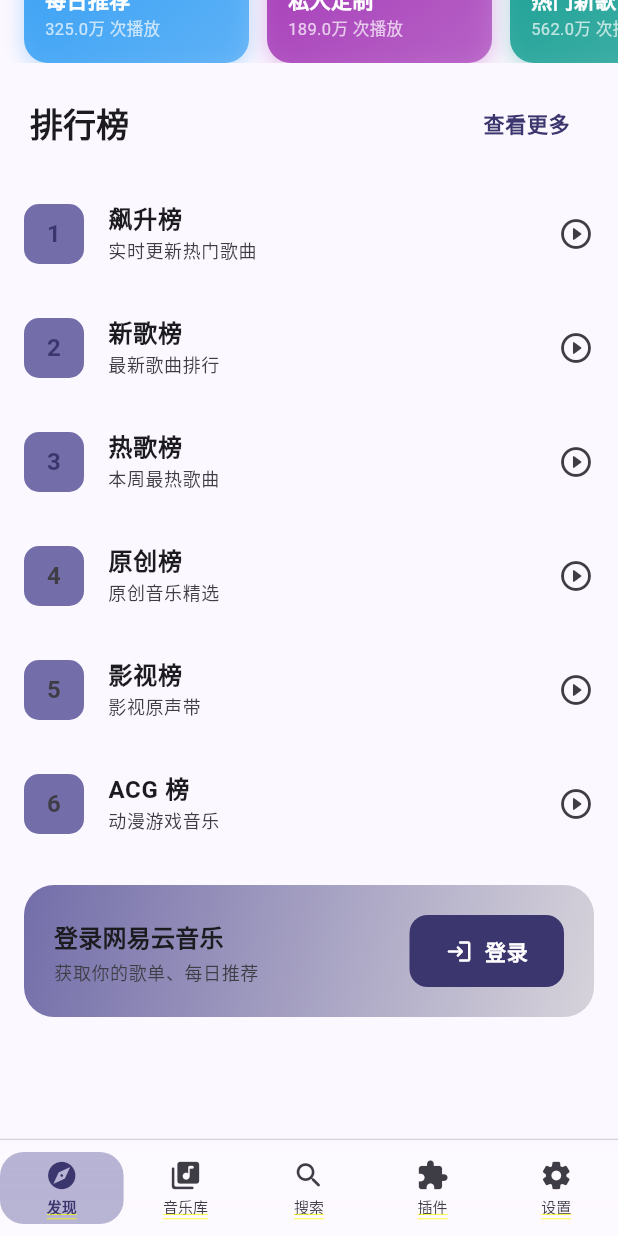
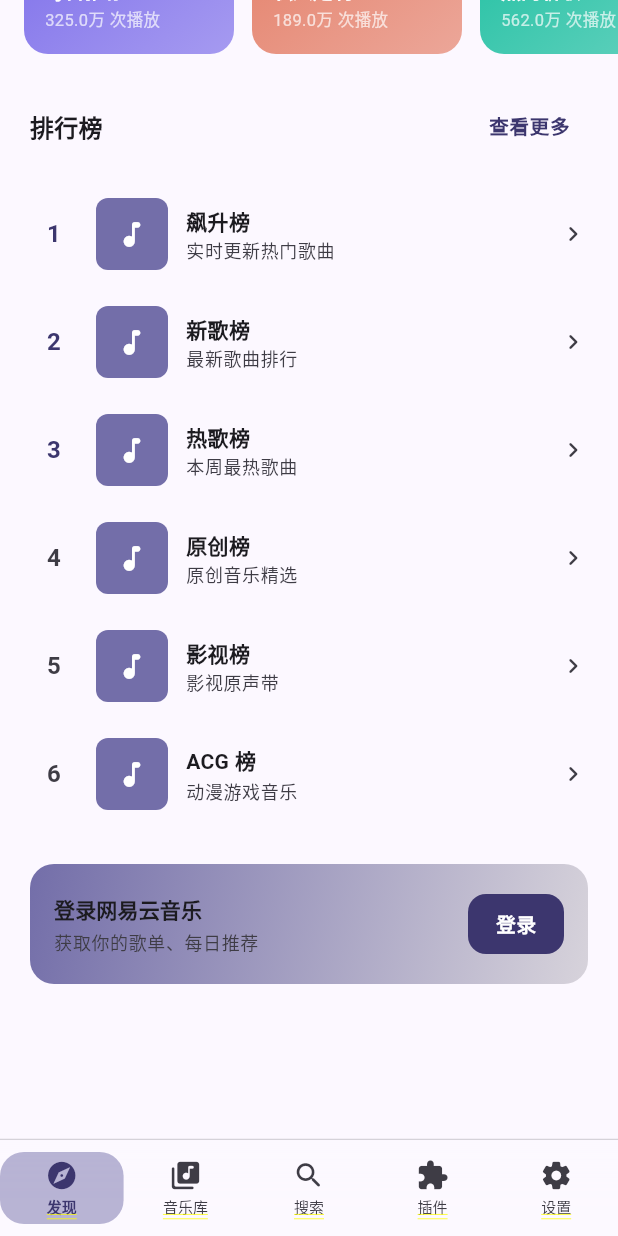
Before and after one commit to Chengxiaoyu1119/MusicFlow, a Flutter app: the screen it shows after launch, scrolled down 438 dp, on a phone screen of 412 x 824 dp. Run offline on Flutter 3.47's test engine with Material 3 defaults, Android fonts, the phone set to English and light mode, and no system bars; our stand-ins replace audio_service, cached_network_image, dio, file_picker, flutter_riverpod, go_router and 10 more; missing offline and left inert: audio_metadata_reader, encrypt, hotkey_manager, shelf_router, tray_manager, window_manager; accounts and stored records are empty.

Commit message:
feat: discover page pixel-perfect redesign, category chips, rank list

```diff
--- a/lib/features/discover/pages/discover_page.dart
+++ b/lib/features/discover/pages/discover_page.dart
@@ -5,7 +5,7 @@
 import '../../../api/auth_service.dart';
 import '../../../data/repository/sample_data.dart';
 
-/// 发现页 — 参考 YesPlayMusic 首页设计
+/// 发现页 — 像素级精修设计
 class DiscoverPage extends ConsumerStatefulWidget {
   const DiscoverPage({super.key});
 
@@ -14,147 +14,157 @@
 }
 
 class _DiscoverPageState extends ConsumerState<DiscoverPage> {
-
   @override
   Widget build(BuildContext context) {
     final auth = ref.watch(authProvider);
     final theme = Theme.of(context);
-    // final isWide = MediaQuery.of(context).size.width > 720;
+    final safeTop = MediaQuery.of(context).padding.top;
 
     return Scaffold(
       body: CustomScrollView(
         slivers: [
           // ===== 顶部栏 =====
-          SliverAppBar(
-            floating: true,
-            title: Row(
+          SliverToBoxAdapter(
+            child: Padding(
+              padding: EdgeInsets.fromLTRB(20, safeTop + 8, 20, 16),
+              child: Row(
                 children: [
-                Icon(Icons.music_note_rounded,
-                  color: theme.colorScheme.primary, size: 28),
-                const SizedBox(width: 8),
+                  // Logo
+                  Container(
+                    width: 36, height: 36,
+                    decoration: BoxDecoration(
+                      gradient: LinearGradient(
+                        colors: [theme.colorScheme.primary, theme.colorScheme.tertiary],
+                        begin: Alignment.topLeft, end: Alignment.bottomRight,
+                      ),
+                      borderRadius: BorderRadius.circular(10),
+                    ),
+                    child: Icon(Icons.music_note_rounded,
+                      color: Colors.white, size: 20),
+                  ),
+                  const SizedBox(width: 12),
                   Text('MusicFlow',
                     style: theme.textTheme.titleLarge?.copyWith(
                       fontWeight: FontWeight.bold)),
-              ],
+                  const Spacer(),
+                  // Search icon
+                  Container(
+                    width: 36, height: 36,
+                    decoration: BoxDecoration(
+                      color: theme.colorScheme.surfaceContainerHighest,
+                      borderRadius: BorderRadius.circular(10),
                     ),
-            actions: [
-              IconButton(
-                icon: const Icon(Icons.search_rounded),
+                    child: IconButton(
+                      padding: EdgeInsets.zero,
+                      icon: Icon(Icons.search_rounded, size: 20),
                       onPressed: () => context.push('/search'),
                     ),
-              IconButton(
-                icon: const Icon(Icons.person_outline_rounded),
-                onPressed: () => context.push('/login'),
                   ),
-            ],
-          ),
-
-          // ===== 欢迎语 =====
-          SliverPadding(
-            padding: const EdgeInsets.fromLTRB(20, 8, 20, 16),
-            sliver: SliverToBoxAdapter(
-              child: Column(
-                crossAxisAlignment: CrossAxisAlignment.start,
-                children: [
-                  Text('今天想听什么？',
-                    style: theme.textTheme.headlineSmall?.copyWith(
-                      fontWeight: FontWeight.bold)),
-                  const SizedBox(height: 4),
-                  Row(
-                    children: [
-                      Text(auth.isLoggedIn && auth.nickname != null
-                          ? '${auth.nickname}，欢迎回来'
-                          : '发现音乐，发现美好',
-                        style: theme.textTheme.bodyMedium?.copyWith(
-                          color: theme.colorScheme.onSurfaceVariant)),
-                      const Spacer(),
-                      if (auth.isLoggedIn)
-                        Container(
-                          padding: const EdgeInsets.symmetric(horizontal: 10, vertical: 4),
+                  const SizedBox(width: 8),
+                  // Avatar / Login
+                  GestureDetector(
+                    onTap: () => context.push('/login'),
+                    child: Container(
+                      width: 36, height: 36,
                       decoration: BoxDecoration(
                         color: theme.colorScheme.primaryContainer,
-                            borderRadius: BorderRadius.circular(12),
+                        borderRadius: BorderRadius.circular(10),
                       ),
-                          child: Row(
-                            mainAxisSize: MainAxisSize.min,
-                            children: [
-                              CircleAvatar(
-                                radius: 10,
-                                backgroundColor: theme.colorScheme.primary,
-                                child: Text(auth.nickname![0],
-                                  style: TextStyle(fontSize: 11,
-                                    color: theme.colorScheme.onPrimary)),
+                      child: auth.isLoggedIn && auth.nickname != null
+                          ? Center(child: Text(auth.nickname![0],
+                              style: TextStyle(fontWeight: FontWeight.bold,
+                                color: theme.colorScheme.onPrimaryContainer)))
+                          : Icon(Icons.person_outline_rounded, size: 20,
+                              color: theme.colorScheme.onPrimaryContainer),
                     ),
-                              const SizedBox(width: 4),
-                              Text(auth.nickname!,
-                                style: theme.textTheme.labelSmall?.copyWith(
-                                  color: theme.colorScheme.onPrimaryContainer)),
-                            ],
-                          ),
-                        ),
-                    ],
                   ),
                 ],
               ),
             ),
           ),
 
-          // ===== 快捷分类入口 =====
-          SliverPadding(
+          // ===== 欢迎语 =====
+          SliverToBoxAdapter(
+            child: Padding(
+              padding: const EdgeInsets.fromLTRB(20, 0, 20, 20),
+              child: Column(
+                crossAxisAlignment: CrossAxisAlignment.start,
+                children: [
+                  Text('今天想听什么？',
+                    style: theme.textTheme.headlineMedium?.copyWith(
+                      fontWeight: FontWeight.bold, height: 1.2)),
+                  const SizedBox(height: 4),
+                  Text(auth.isLoggedIn && auth.nickname != null
+                      ? '${auth.nickname}，欢迎回来'
+                      : '发现音乐，发现美好',
+                    style: theme.textTheme.bodyMedium?.copyWith(
+                      color: theme.colorScheme.onSurfaceVariant)),
+                ],
+              ),
+            ),
+          ),
+
+          // ===== 分类入口 =====
+          SliverToBoxAdapter(
+            child: SizedBox(
+              height: 72,
+              child: ListView.separated(
                 padding: const EdgeInsets.symmetric(horizontal: 16),
-            sliver: SliverToBoxAdapter(
-              child: SizedBox(
-                height: 80,
-                child: ListView.separated(
                 scrollDirection: Axis.horizontal,
                 itemCount: SampleData.genres.length,
-                  separatorBuilder: (_, __) => const SizedBox(width: 8),
+                separatorBuilder: (_, __) => const SizedBox(width: 12),
                 itemBuilder: (context, index) {
                   final g = SampleData.genres[index];
-                    return Column(
-                      children: [
-                        CircleAvatar(
-                          radius: 24,
-                          backgroundColor: theme.colorScheme.surfaceContainerHighest,
-                          child: Text(g['name']!, style: const TextStyle(fontSize: 11)),
+                  final isSelected = index == 0;
+                  return Container(
+                    padding: const EdgeInsets.symmetric(horizontal: 16, vertical: 8),
+                    decoration: BoxDecoration(
+                      color: isSelected
+                          ? theme.colorScheme.primary
+                          : theme.colorScheme.surfaceContainerHighest,
+                      borderRadius: BorderRadius.circular(20),
                     ),
-                        const SizedBox(height: 4),
-                        Text(g['name']!, style: theme.textTheme.labelSmall?.copyWith(
-                          fontWeight: FontWeight.w500)),
-                      ],
+                    child: Center(
+                      child: Text(g['name']!,
+                        style: TextStyle(
+                          color: isSelected
+                              ? theme.colorScheme.onPrimary
+                              : theme.colorScheme.onSurfaceVariant,
+                          fontWeight: FontWeight.w500,
+                          fontSize: 13,
+                        )),
+                    ),
                   );
                 },
               ),
             ),
           ),
-          ),
-          const SliverToBoxAdapter(child: SizedBox(height: 8)),
+          const SliverToBoxAdapter(child: SizedBox(height: 24)),
 
           // ===== 推荐歌单 =====
-          SliverPadding(
-            padding: const EdgeInsets.symmetric(horizontal: 20),
-            sliver: SliverToBoxAdapter(
+          SliverToBoxAdapter(
+            child: Padding(
+              padding: const EdgeInsets.fromLTRB(20, 0, 20, 12),
               child: Row(
                 children: [
-                  Text('推荐歌单', style: theme.textTheme.titleLarge?.copyWith(
+                  Text('推荐歌单',
+                    style: theme.textTheme.titleMedium?.copyWith(
                       fontWeight: FontWeight.bold)),
                   const Spacer(),
                   TextButton(
                     onPressed: () => context.push('/search'),
-                    child: const Text('查看更多'),
+                    child: const Text('查看更多', style: TextStyle(fontSize: 13)),
                   ),
                 ],
               ),
             ),
           ),
-          SliverPadding(
-            padding: const EdgeInsets.symmetric(vertical: 8),
-            sliver: SliverToBoxAdapter(
+          SliverToBoxAdapter(
             child: SizedBox(
-                height: 200,
+              height: 180,
               child: ListView.separated(
+                padding: const EdgeInsets.symmetric(horizontal: 16),
                 scrollDirection: Axis.horizontal,
-                  padding: const EdgeInsets.symmetric(horizontal: 16),
                 itemCount: SampleData.recommendPlaylists.length,
                 separatorBuilder: (_, __) => const SizedBox(width: 12),
                 itemBuilder: (context, index) {
@@ -163,84 +173,115 @@
                     name: pl['name'] as String,
                     playCount: pl['playCount'] as int,
                     index: index,
-                      onTap: () {},
                   );
                 },
               ),
             ),
           ),
-          ),
+          const SliverToBoxAdapter(child: SizedBox(height: 24)),
 
           // ===== 排行榜 =====
-          SliverPadding(
-            padding: const EdgeInsets.fromLTRB(20, 8, 20, 12),
-            sliver: SliverToBoxAdapter(
+          SliverToBoxAdapter(
+            child: Padding(
+              padding: const EdgeInsets.fromLTRB(20, 0, 20, 12),
               child: Row(
                 children: [
-                  Text('排行榜', style: theme.textTheme.titleLarge?.copyWith(
+                  Text('排行榜',
+                    style: theme.textTheme.titleMedium?.copyWith(
                       fontWeight: FontWeight.bold)),
                   const Spacer(),
                   TextButton(
-                    onPressed: () { /* 查看全部排行榜 */ },
-                    child: const Text('查看更多'),
+                    onPressed: () {},
+                    child: const Text('查看更多', style: TextStyle(fontSize: 13)),
                   ),
                 ],
               ),
             ),
           ),
-          SliverPadding(
-            padding: const EdgeInsets.only(bottom: 8),
-            sliver: SliverList(
+          SliverList(
             delegate: SliverChildBuilderDelegate(
               (context, index) {
                 final tl = SampleData.toplists[index];
-                  return ListTile(
-                    leading: Container(
-                      width: 40, height: 40,
-                      decoration: BoxDecoration(
-                        borderRadius: BorderRadius.circular(10),
-                        color: theme.colorScheme.primaryContainer,
+                return Padding(
+                  padding: EdgeInsets.only(
+                    left: 20, right: 20,
+                    bottom: index == SampleData.toplists.length - 1 ? 8 : 0,
                   ),
-                      child: Center(
+                  child: Container(
+                    padding: const EdgeInsets.symmetric(vertical: 12),
+                    child: Row(
+                      children: [
+                        // Rank number
+                        Container(
+                          width: 32, height: 32,
+                          alignment: Alignment.center,
                           child: Text('${index + 1}',
                             style: TextStyle(
                               fontWeight: FontWeight.bold,
-                            color: index < 3 ? theme.colorScheme.primary : null,
-                            fontSize: 16),
+                              fontSize: 16,
+                              color: index < 3
+                                  ? theme.colorScheme.primary
+                                  : theme.colorScheme.onSurfaceVariant,
+                            )),
+                        ),
+                        const SizedBox(width: 12),
+                        // Cover placeholder
+                        Container(
+                          width: 48, height: 48,
+                          decoration: BoxDecoration(
+                            color: theme.colorScheme.primaryContainer,
+                            borderRadius: BorderRadius.circular(8),
+                          ),
+                          child: Icon(Icons.music_note_rounded, size: 22,
+                            color: theme.colorScheme.onPrimaryContainer),
+                        ),
+                        const SizedBox(width: 12),
+                        // Info
+                        Expanded(
+                          child: Column(
+                            crossAxisAlignment: CrossAxisAlignment.start,
+                            children: [
+                              Text(tl['name'] as String,
+                                style: theme.textTheme.bodyMedium?.copyWith(
+                                  fontWeight: FontWeight.w600),
+                                maxLines: 1, overflow: TextOverflow.ellipsis),
+                              const SizedBox(height: 2),
+                              Text(tl['description'] as String,
+                                style: theme.textTheme.bodySmall?.copyWith(
+                                  color: theme.colorScheme.onSurfaceVariant,
+                                  fontSize: 12),
+                                maxLines: 1, overflow: TextOverflow.ellipsis),
+                            ],
                           ),
                         ),
+                        Icon(Icons.chevron_right_rounded, size: 20,
+                          color: theme.colorScheme.onSurfaceVariant),
+                      ],
                     ),
-                    title: Text(tl['name'] as String,
-                      style: const TextStyle(fontWeight: FontWeight.w600)),
-                    subtitle: Text(tl['description'] as String,
-                      style: theme.textTheme.bodySmall?.copyWith(
-                        color: theme.colorScheme.onSurfaceVariant)),
-                    trailing: const Icon(Icons.play_circle_outline_rounded),
-                    onTap: () {},
+                  ),
                 );
               },
               childCount: SampleData.toplists.length,
             ),
           ),
-          ),
+          const SliverToBoxAdapter(child: SizedBox(height: 8)),
 
           // ===== 登录引导 =====
           if (!auth.isLoggedIn)
-            SliverPadding(
-              padding: const EdgeInsets.fromLTRB(16, 8, 16, 16),
-              sliver: SliverToBoxAdapter(
+            SliverToBoxAdapter(
+              child: Padding(
+                padding: const EdgeInsets.fromLTRB(20, 8, 20, 24),
                 child: Container(
-                  padding: const EdgeInsets.all(20),
+                  padding: const EdgeInsets.all(16),
                   decoration: BoxDecoration(
                     gradient: LinearGradient(
                       colors: [
                         theme.colorScheme.primaryContainer,
                         theme.colorScheme.surfaceContainerHighest,
                       ],
-                      begin: Alignment.topLeft,
-                      end: Alignment.bottomRight,
+                      begin: Alignment.topLeft, end: Alignment.bottomRight,
                     ),
-                    borderRadius: BorderRadius.circular(20),
+                    borderRadius: BorderRadius.circular(16),
                   ),
                   child: Row(
                     children: [
@@ -249,28 +290,30 @@
                           crossAxisAlignment: CrossAxisAlignment.start,
                           children: [
                             Text('登录网易云音乐',
-                              style: theme.textTheme.titleMedium?.copyWith(
+                              style: theme.textTheme.titleSmall?.copyWith(
                                 fontWeight: FontWeight.bold)),
                             const SizedBox(height: 4),
                             Text('获取你的歌单、每日推荐',
                               style: theme.textTheme.bodySmall?.copyWith(
-                                color: theme.colorScheme.onSurfaceVariant)),
+                                color: theme.colorScheme.onSurfaceVariant,
+                                fontSize: 12)),
                           ],
                         ),
                       ),
-                      FilledButton.icon(
-                        icon: const Icon(Icons.login_rounded, size: 18),
+                      FilledButton(
+                        style: FilledButton.styleFrom(
+                          padding: const EdgeInsets.symmetric(horizontal: 16, vertical: 10),
+                        ),
                         onPressed: () => context.push('/login'),
-                        label: const Text('登录'),
+                        child: const Text('登录', style: TextStyle(fontSize: 13)),
                       ),
                     ],
                   ),
                 ),
               ),
             ),
-
-          // ===== 底部间距 =====
-          const SliverPadding(padding: EdgeInsets.only(bottom: 80)),
+          // Bottom spacing for mini player
+          const SliverToBoxAdapter(child: SizedBox(height: 80)),
         ],
       ),
     );
@@ -281,79 +324,54 @@
   final String name;
   final int playCount;
   final int index;
-  final VoidCallback onTap;
 
-  static const List<Color> _gradients = [
-    Colors.blue, Colors.purple, Colors.teal, Colors.orange,
-    Colors.pink, Colors.indigo,
+  static const List<Color> _colors = [
+    Color(0xFF6C5CE7), Color(0xFFE17055), Color(0xFF00B894),
+    Color(0xFF0984E3), Color(0xFFE84393), Color(0xFF00CEC9),
   ];
 
-  const _PlaylistCard({
-    required this.name,
-    required this.playCount,
-    required this.index,
-    required this.onTap,
-  });
+  const _PlaylistCard({required this.name, required this.playCount, required this.index});
 
   @override
   Widget build(BuildContext context) {
-    final color = _gradients[index % _gradients.length];
+    final color = _colors[index % _colors.length];
 
-    return GestureDetector(
-      onTap: onTap,
-      child: Container(
-        width: 150,
+    return Container(
+      width: 140,
+      padding: const EdgeInsets.all(14),
       decoration: BoxDecoration(
         borderRadius: BorderRadius.circular(16),
         gradient: LinearGradient(
           colors: [color, color.withValues(alpha: 0.6)],
-            begin: Alignment.topLeft,
-            end: Alignment.bottomRight,
+          begin: Alignment.topLeft, end: Alignment.bottomRight,
         ),
-          boxShadow: [
-            BoxShadow(
-              color: color.withValues(alpha: 0.3),
-              blurRadius: 12,
-              offset: const Offset(0, 4),
       ),
-          ],
-        ),
-        child: Padding(
-          padding: const EdgeInsets.all(14),
       child: Column(
         crossAxisAlignment: CrossAxisAlignment.start,
         children: [
           const Spacer(),
           Container(
-                width: 36, height: 36,
+            width: 32, height: 32,
             decoration: BoxDecoration(
               color: Colors.white.withValues(alpha: 0.2),
-                  borderRadius: BorderRadius.circular(10),
+              borderRadius: BorderRadius.circular(8),
             ),
-                child: const Icon(Icons.play_arrow_rounded,
-                  color: Colors.white, size: 22),
+            child: const Icon(Icons.play_arrow_rounded, color: Colors.white, size: 20),
           ),
           const SizedBox(height: 8),
           Text(name,
-                style: const TextStyle(
-                  color: Colors.white,
-                  fontWeight: FontWeight.bold,
-                  fontSize: 14),
-                maxLines: 1, overflow: TextOverflow.ellipsis),
+            style: const TextStyle(color: Colors.white, fontWeight: FontWeight.bold, fontSize: 13),
+            maxLines: 2, overflow: TextOverflow.ellipsis),
           const SizedBox(height: 2),
-              Text('${_formatCount(playCount)} 次播放',
-                style: TextStyle(
-                  color: Colors.white.withValues(alpha: 0.7),
-                  fontSize: 11),
+          Text('${_fmtCount(playCount)} 次播放',
+            style: TextStyle(color: Colors.white.withValues(alpha: 0.7), fontSize: 11),
           ),
         ],
-          ),
-        ),
       ),
     );
   }
 
-  String _formatCount(int c) {
+  String _fmtCount(int c) {
     if (c >= 10000) return '${(c / 10000).toStringAsFixed(1)}万';
     return c.toString();
   }
```
Lines whose indentation alone changed are shown as unchanged.
